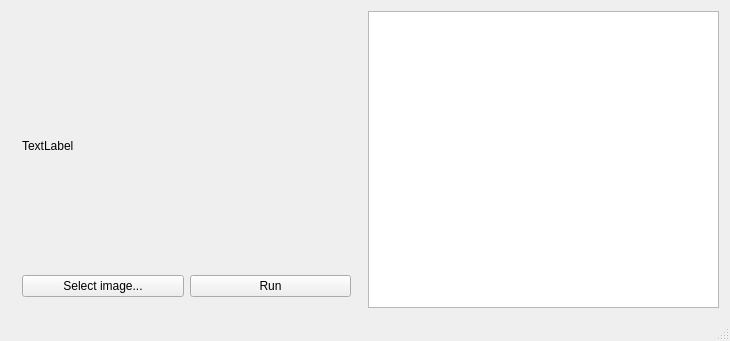
Svjatogor/chip_client, file mainwindow.ui: the form before one commit.
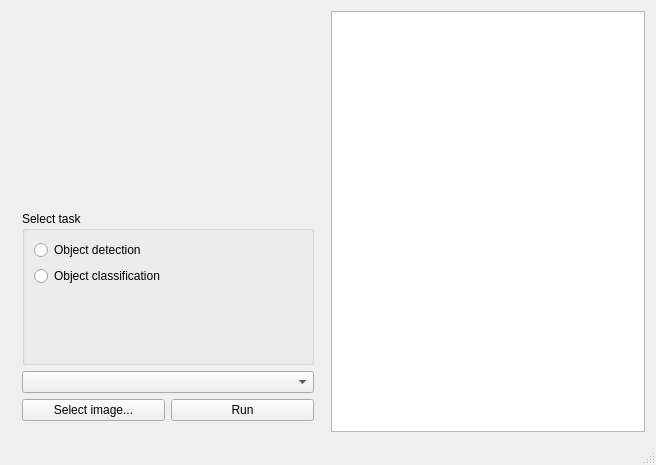
The form after the commit.

```diff
--- a/mainwindow.ui
+++ b/mainwindow.ui
@@ -6,8 +6,8 @@
    <rect>
     <x>0</x>
     <y>0</y>
-    <width>730</width>
-    <height>341</height>
+    <width>656</width>
+    <height>465</height>
    </rect>
   </property>
   <property name="windowTitle">
@@ -47,8 +47,6 @@
       <widget class="QWidget" name="page_2">
        <layout class="QGridLayout" name="gridLayout">
         <item row="0" column="0">
-         <layout class="QVBoxLayout" name="verticalLayout">
-          <item>
            <widget class="QLabel" name="labelImage">
             <property name="minimumSize">
              <size>
@@ -57,11 +55,51 @@
              </size>
             </property>
             <property name="text">
-             <string>TextLabel</string>
+           <string/>
             </property>
            </widget>
           </item>
+        <item row="1" column="0">
+         <layout class="QVBoxLayout" name="verticalLayoutTasks">
           <item>
+           <widget class="QGroupBox" name="groupBoxTasks">
+            <property name="title">
+             <string>Select task</string>
+            </property>
+            <widget class="QRadioButton" name="radioButtonDetect">
+             <property name="geometry">
+              <rect>
+               <x>12</x>
+               <y>29</y>
+               <width>125</width>
+               <height>20</height>
+              </rect>
+             </property>
+             <property name="text">
+              <string>Object detection</string>
+             </property>
+            </widget>
+            <widget class="QRadioButton" name="radioButtonClassif">
+             <property name="geometry">
+              <rect>
+               <x>12</x>
+               <y>55</y>
+               <width>146</width>
+               <height>20</height>
+              </rect>
+             </property>
+             <property name="text">
+              <string>Object classification</string>
+             </property>
+            </widget>
+           </widget>
+          </item>
+          <item>
+           <widget class="QComboBox" name="comboBoxModels"/>
+          </item>
+         </layout>
+        </item>
+        <item row="2" column="0">
            <layout class="QHBoxLayout" name="horizontalLayout">
             <item>
              <widget class="QPushButton" name="selectImgButton">
@@ -76,8 +114,6 @@
                <string>Run</string>
               </property>
              </widget>
-            </item>
-           </layout>
           </item>
          </layout>
         </item>
```
Lines whose indentation alone changed are shown as unchanged.
